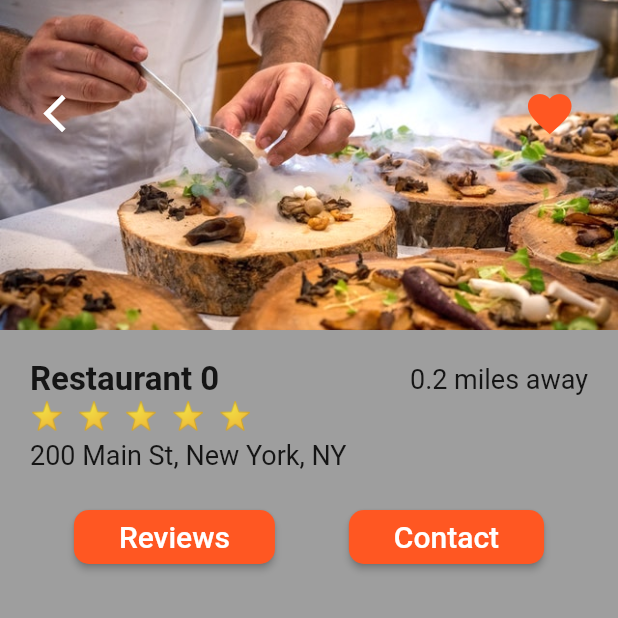
After one commit to jecode93/food_delivery, a Flutter app: the screen it shows after launch, after a tap on "Restaurant 0", on a phone screen of 412 x 824 dp, the top half of it. The commit adds this screen. Run offline on Flutter 3.47's test engine with Material 2 defaults, Android fonts, the phone set to English and light mode, and no system bars.

Commit message:
Working on the Stack and Hero Animation

```diff
--- a/lib/screens/home_screen.dart
+++ b/lib/screens/home_screen.dart
@@ -1,6 +1,7 @@
 import 'package:flutter/material.dart';
 import 'package:food_delivery_app/data/data.dart';
 import 'package:food_delivery_app/models/restaurant.dart';
+import 'package:food_delivery_app/screens/restaurant_screen.dart';
 import 'package:food_delivery_app/widgets/rating_stars.dart';
 import 'package:food_delivery_app/widgets/recent_orders.dart';
 
@@ -15,7 +16,14 @@ class _HomeScreenState extends State<HomeScreen> {
   _buildRestaurants() {
     List<Widget> restaurantList = [];
     restaurants.forEach((Restaurant restaurant) {
-      restaurantList.add(Container(
+      restaurantList.add(GestureDetector(
+        onTap: () => Navigator.push(
+          context,
+          MaterialPageRoute(
+            builder: (_) => RestaurantScreen(restaurant: restaurant),
+          ),
+        ),
+        child: Container(
           margin: EdgeInsets.symmetric(horizontal: 20.0, vertical: 10.0),
           decoration: BoxDecoration(
             color: Colors.grey,
@@ -29,9 +37,12 @@ class _HomeScreenState extends State<HomeScreen> {
             children: [
               ClipRRect(
                 borderRadius: BorderRadius.circular(15.0),
+                child: Hero(
+                  tag: restaurant.imageUrl,
                   child: Image(
                     image: AssetImage(restaurant.imageUrl),
                     fit: BoxFit.cover,
+                  ),
                 ),
               ),
               Container(
@@ -75,6 +86,7 @@ class _HomeScreenState extends State<HomeScreen> {
                 ),
               )
             ],
+          ),
         ),
       ));
     });
--- /dev/null
+++ b/lib/screens/restaurant_screen.dart
@@ -0,0 +1,137 @@
+import 'package:flutter/material.dart';
+import 'package:food_delivery_app/models/restaurant.dart';
+import 'package:food_delivery_app/widgets/rating_stars.dart';
+
+class RestaurantScreen extends StatefulWidget {
+  final Restaurant? restaurant;
+
+  RestaurantScreen({this.restaurant});
+
+  @override
+  _RestaurantScreenState createState() => _RestaurantScreenState();
+}
+
+class _RestaurantScreenState extends State<RestaurantScreen> {
+  @override
+  Widget build(BuildContext context) {
+    return Scaffold(
+      body: Column(
+        children: [
+          Stack(
+            children: [
+              Hero(
+                tag: widget.restaurant!.imageUrl,
+                child: Image(
+                  image: AssetImage(widget.restaurant!.imageUrl),
+                  height: 220.0,
+                  width: MediaQuery.of(context).size.width,
+                  fit: BoxFit.cover,
+                ),
+              ),
+              Padding(
+                padding: const EdgeInsets.symmetric(
+                  horizontal: 20.0,
+                  vertical: 50.0,
+                ),
+                child: Row(
+                  mainAxisAlignment: MainAxisAlignment.spaceBetween,
+                  children: [
+                    IconButton(
+                      onPressed: () => Navigator.pop(context),
+                      icon: Icon(
+                        Icons.arrow_back_ios,
+                      ),
+                      color: Colors.white,
+                      iconSize: 30.0,
+                    ),
+                    IconButton(
+                      onPressed: () {},
+                      icon: Icon(
+                        Icons.favorite,
+                      ),
+                      color: Theme.of(context).primaryColor,
+                      iconSize: 35.0,
+                    ),
+                  ],
+                ),
+              ),
+            ],
+          ),
+          Padding(
+            padding: const EdgeInsets.all(20.0),
+            child: Column(
+              crossAxisAlignment: CrossAxisAlignment.start,
+              children: [
+                Row(
+                  mainAxisAlignment: MainAxisAlignment.spaceBetween,
+                  children: [
+                    Text(
+                      widget.restaurant!.name,
+                      style: TextStyle(
+                          fontSize: 22.0, fontWeight: FontWeight.w600),
+                    ),
+                    Text(
+                      '0.2 miles away',
+                      style: TextStyle(
+                        fontSize: 18.0,
+                      ),
+                    ),
+                  ],
+                ),
+                RatingStars(widget.restaurant!.rating),
+                SizedBox(
+                  height: 6.0,
+                ),
+                Text(
+                  widget.restaurant!.address,
+                  style: TextStyle(
+                    fontSize: 18.0,
+                  ),
+                ),
+              ],
+            ),
+          ),
+          Row(
+            mainAxisAlignment: MainAxisAlignment.spaceEvenly,
+            children: [
+              ElevatedButton(
+                onPressed: () {},
+                child: Text(
+                  'Reviews',
+                  style: TextStyle(
+                    fontSize: 20.0,
+                    color: Colors.white,
+                  ),
+                ),
+                style: ElevatedButton.styleFrom(
+                  shape: RoundedRectangleBorder(
+                    borderRadius: BorderRadius.circular(10.0),
+                  ),
+                  primary: Theme.of(context).primaryColor,
+                  padding: EdgeInsets.symmetric(horizontal: 30.0),
+                ),
+              ),
+              ElevatedButton(
+                onPressed: () {},
+                child: Text(
+                  'Contact',
+                  style: TextStyle(
+                    fontSize: 20.0,
+                    color: Colors.white,
+                  ),
+                ),
+                style: ElevatedButton.styleFrom(
+                  shape: RoundedRectangleBorder(
+                    borderRadius: BorderRadius.circular(10.0),
+                  ),
+                  primary: Theme.of(context).primaryColor,
+                  padding: EdgeInsets.symmetric(horizontal: 30.0),
+                ),
+              ),
+            ],
+          )
+        ],
+      ),
+    );
+  }
+}
```
Lines whose indentation alone changed are shown as unchanged.
